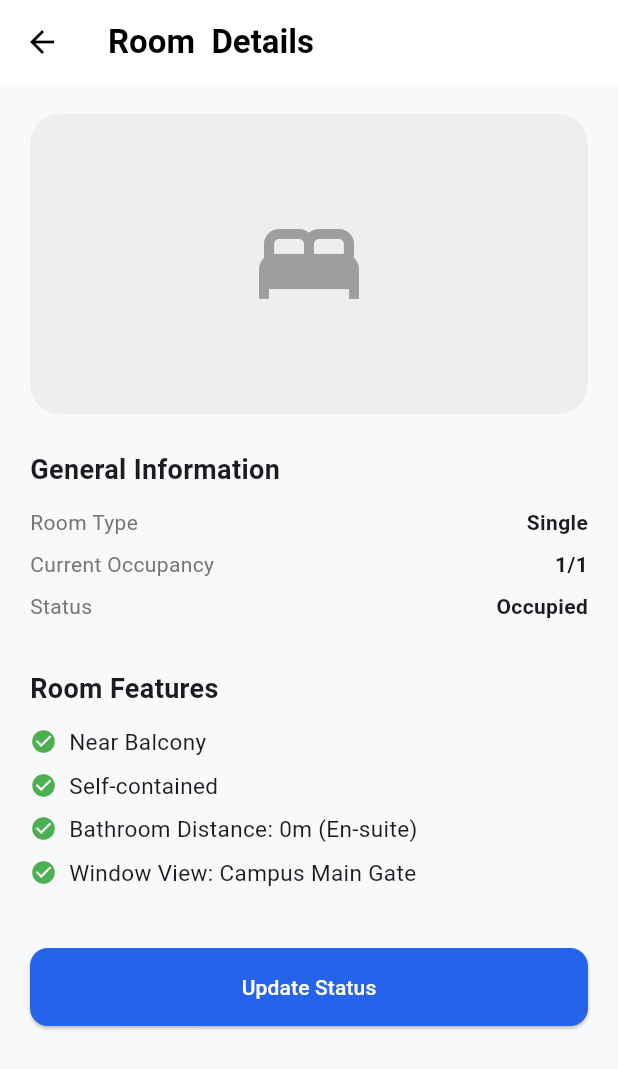
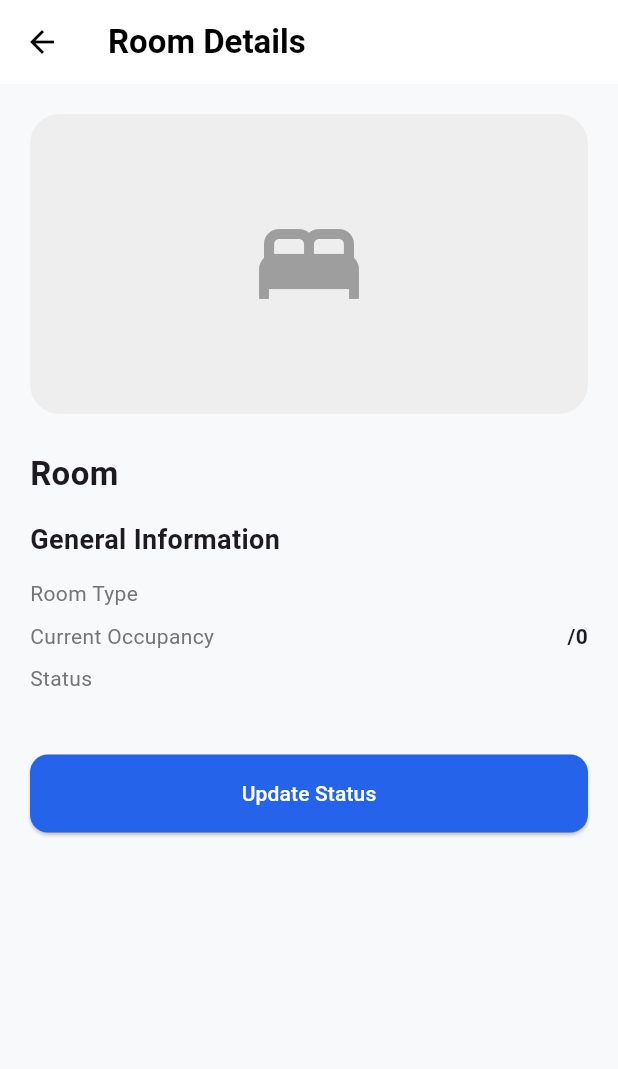
Before and after one commit to bebiebright11-eng/MakHub, a Flutter app: the RoomDetailsScreen screen opened directly with empty values, on a phone screen of 412 x 824 dp. Shown: the top 1069 px of the screen. Run offline on Flutter 3.47's test engine with Material 3 defaults, Android fonts, the phone set to English and light mode, and no system bars; our stand-ins replace cloud_firestore, firebase_auth, firebase_core; accounts and stored records are empty.

Commit message:
wiring the room status to firebase

```diff
--- a/lib/features/authentication/presentation/screens/personnel/7_room_details_screen.dart
+++ b/lib/features/authentication/presentation/screens/personnel/7_room_details_screen.dart
@@ -1,20 +1,53 @@
 import 'package:flutter/material.dart';
+import 'package:cloud_firestore/cloud_firestore.dart';
 import '8_update_room_status_screen.dart';
 
-class RoomDetailsScreen extends StatelessWidget {
-  final String roomNumber;
-  const RoomDetailsScreen({super.key, required this.roomNumber});
+class RoomDetailsScreen extends StatefulWidget {
+  final String hostelId;
+  final String floorId;
+  final String roomId;
+  const RoomDetailsScreen({super.key, required this.hostelId, required this.floorId, required this.roomId});
 
+  @override
+  State<RoomDetailsScreen> createState() => _RoomDetailsScreenState();
+}
+
+class _RoomDetailsScreenState extends State<RoomDetailsScreen> {
   @override
   Widget build(BuildContext context) {
     return Scaffold(
       appBar: AppBar(
-        title: Text('Room $roomNumber Details', style: const TextStyle(fontWeight: FontWeight.bold)),
+        title: const Text('Room Details', style: TextStyle(fontWeight: FontWeight.bold)),
         backgroundColor: Colors.white,
         foregroundColor: Colors.black,
         elevation: 0,
       ),
-      body: SingleChildScrollView(
+      body: StreamBuilder<DocumentSnapshot>(
+        stream: FirebaseFirestore.instance
+            .collection('hostels')
+            .doc(widget.hostelId)
+            .collection('floors')
+            .doc(widget.floorId)
+            .collection('rooms')
+            .doc(widget.roomId)
+            .snapshots(),
+        builder: (context, snapshot) {
+          if (snapshot.connectionState == ConnectionState.waiting) {
+            return const Center(child: CircularProgressIndicator());
+          }
+
+          if (!snapshot.hasData || !snapshot.data!.exists) {
+            return const Center(child: Text('Room not found.'));
+          }
+
+          final data = snapshot.data!.data() as Map<String, dynamic>;
+          final roomNumber = data['roomNumber'] ?? '';
+          final roomType = data['roomType'] ?? '';
+          final status = data['status'] ?? 'Unknown';
+          final capacity = data['capacity'] ?? 0;
+          final occupied = data['occupied'] ?? 0;
+
+          return SingleChildScrollView(
             padding: const EdgeInsets.all(20),
             child: Column(
               crossAxisAlignment: CrossAxisAlignment.start,
@@ -26,18 +59,13 @@ class RoomDetailsScreen extends StatelessWidget {
                   child: const Icon(Icons.bed, size: 80, color: Colors.grey),
                 ),
                 const SizedBox(height: 24),
+                Text('Room $roomNumber', style: const TextStyle(fontSize: 22, fontWeight: FontWeight.bold)),
+                const SizedBox(height: 16),
                 const Text('General Information', style: TextStyle(fontSize: 18, fontWeight: FontWeight.bold)),
                 const SizedBox(height: 12),
-            _detailRow('Room Type', 'Single'),
-            _detailRow('Current Occupancy', '1/1'),
-            _detailRow('Status', 'Occupied'),
-            const SizedBox(height: 24),
-            const Text('Room Features', style: TextStyle(fontSize: 18, fontWeight: FontWeight.bold)),
-            const SizedBox(height: 12),
-            _featureItem('Near Balcony'),
-            _featureItem('Self-contained'),
-            _featureItem('Bathroom Distance: 0m (En-suite)'),
-            _featureItem('Window View: Campus Main Gate'),
+                _detailRow('Room Type', roomType),
+                _detailRow('Current Occupancy', '$occupied/$capacity'),
+                _detailRow('Status', status),
                 const SizedBox(height: 32),
                 Row(
                   children: [
@@ -56,12 +84,23 @@ class RoomDetailsScreen extends StatelessWidget {
                 ),
               ],
             ),
+          );
+        },
       ),
     );
   }
 
   void _navigateToUpdate(BuildContext context) {
-    Navigator.push(context, MaterialPageRoute(builder: (context) => UpdateRoomStatusScreen(roomNumber: roomNumber)));
+    Navigator.push(
+      context,
+      MaterialPageRoute(
+        builder: (context) => UpdateRoomStatusScreen(
+          hostelId: widget.hostelId,
+          floorId: widget.floorId,
+          roomId: widget.roomId,
+        ),
+      ),
+    );
   }
 
   Widget _detailRow(String label, String value) {
@@ -77,16 +116,5 @@ class RoomDetailsScreen extends StatelessWidget {
     );
   }
 
-  Widget _featureItem(String feature) {
-    return Padding(
-      padding: const EdgeInsets.only(bottom: 8.0),
-      child: Row(
-        children: [
-          const Icon(Icons.check_circle, size: 18, color: Colors.green),
-          const SizedBox(width: 8),
-          Text(feature, style: const TextStyle(fontSize: 15)),
-        ],
-      ),
-    );
+
 }
-}
```
Also changed, not shown: lib/features/authentication/presentation/screens/personnel/6_room_list_screen.dart (+94 -20 lines), lib/features/authentication/presentation/screens/personnel/8_update_room_status_screen.dart (+61 -13 lines). Lines whose indentation alone changed are shown as unchanged.
